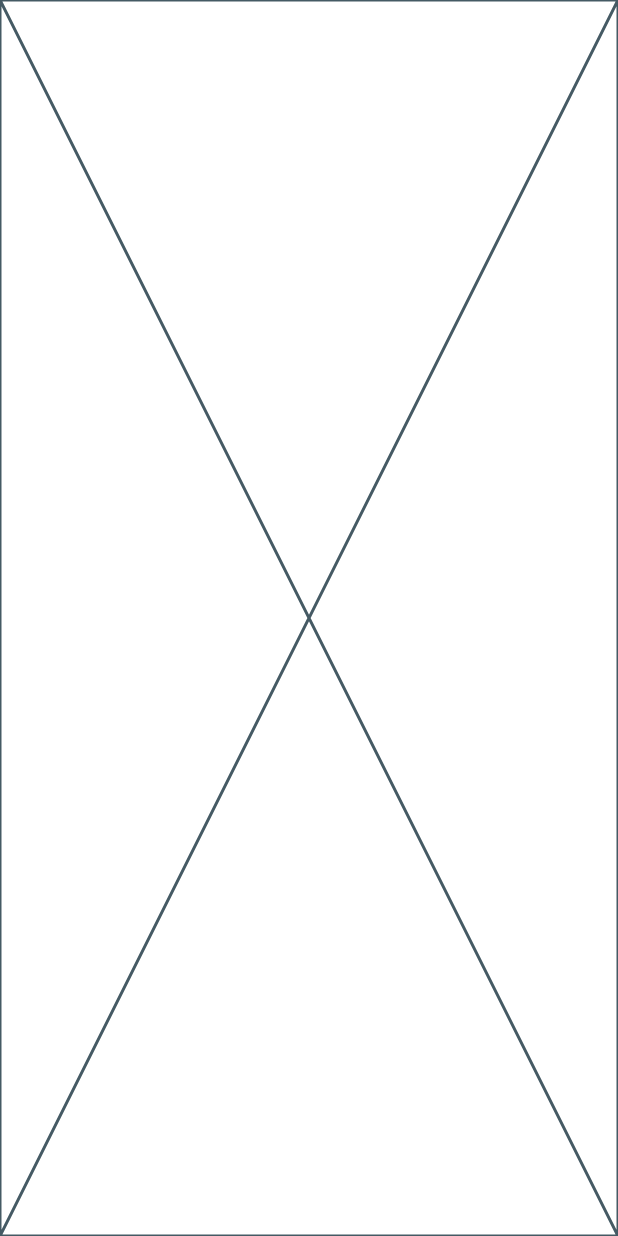
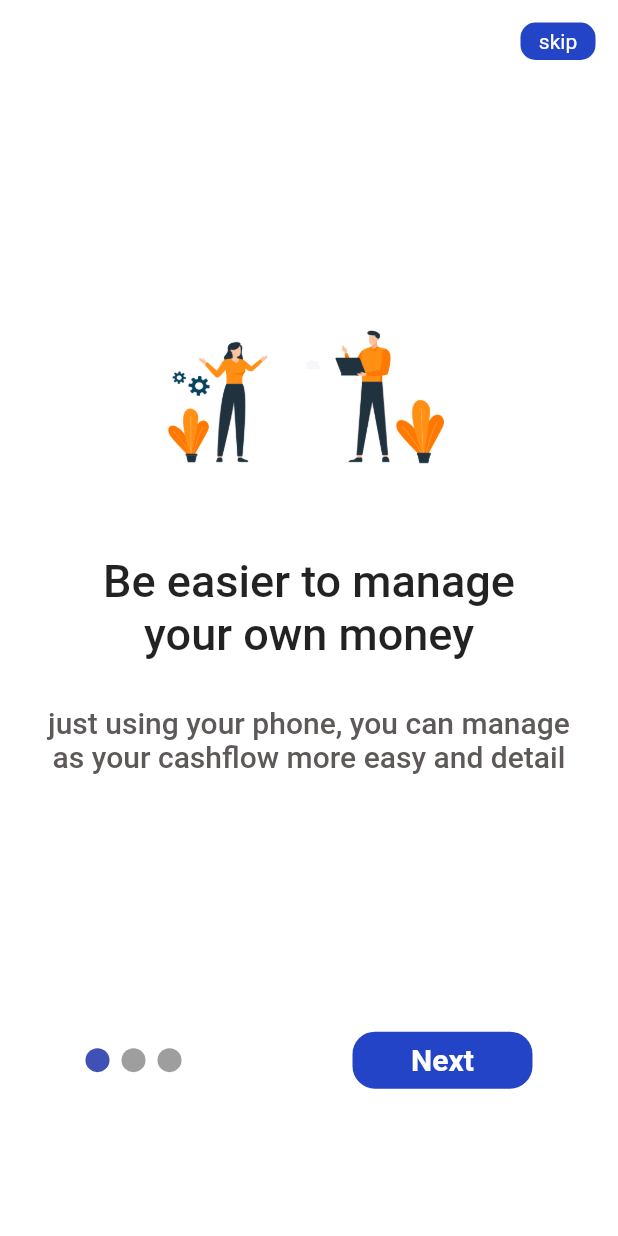
Before and after one commit to iambinshad/fintrack, a Flutter app: the screen it shows after launch, on a phone screen of 412 x 824 dp. Run offline on Flutter 3.47's test engine with Material 2 defaults, Android fonts, the phone set to English and light mode, and no system bars; drawn by our look-alikes of smooth_page_indicator; our stand-ins replace curved_navigation_bar, firebase_core, shared_preferences; accounts and stored records are empty.

Commit message:
change some UI part

```diff
--- a/lib/controller/provider/onboarding.dart
+++ b/lib/controller/provider/onboarding.dart
@@ -0,0 +1,28 @@
+import 'package:flutter/cupertino.dart';
+import 'package:shared_preferences/shared_preferences.dart';
+
+class OnBoardingProvider extends ChangeNotifier {
+  int entry = 0;
+  bool skipbutton = false;
+  bool onLastPage = false;
+  bool getStarted = false;
+
+  void entryCounting() async {
+    int entryCount = 0;
+    entryCount = entryCount + 1;
+    entry = entryCount;
+
+    final sharedprefs = await SharedPreferences.getInstance();
+    //save enterence
+    await sharedprefs.setInt('enterCount', entry);
+
+    notifyListeners();
+  }
+
+  void isLastPage(index) {
+    onLastPage = (index == 2);
+    skipbutton = (index == 2);
+    getStarted = (index == 2);
+    notifyListeners();
+  }
+}
--- a/lib/main.dart
+++ b/lib/main.dart
@@ -1,8 +1,14 @@
+import 'package:fintrack/view/mini_screens/splash.dart';
+import 'package:firebase_core/firebase_core.dart';
 import 'package:flutter/material.dart';
+import 'package:provider/provider.dart';
 
-import 'homepage.dart';
+import 'controller/provider/onboarding.dart';
 
-void main() {
+
+Future<void> main() async{
+  WidgetsFlutterBinding.ensureInitialized();
+  await Firebase.initializeApp();
   runApp(const MyApp());
 }
 
@@ -12,13 +18,19 @@ class MyApp extends StatelessWidget {
 
   @override
   Widget build(BuildContext context) {
-    return MaterialApp(
-      title: 'Flutter Demo',
-      theme: ThemeData(
+    return MultiProvider(
+      providers: [
+        ListenableProvider(create: (context) => OnBoardingProvider(),)
+      ],
+      child: MaterialApp(
+        title: 'Flutter Demo',
+        theme: ThemeData(
 
-        primarySwatch: Colors.blue,
+          primarySwatch: Colors.blue,
+        ),
+        home:  SplashScreen(),
+       debugShowCheckedModeBanner: false,
       ),
-      home: const HomePage(),
     );
   }
 }
--- a/lib/view/mini_screens/onboarding/onboarding_pages/onboarding_screen.dart
+++ b/lib/view/mini_screens/onboarding/onboarding_pages/onboarding_screen.dart
@@ -0,0 +1,128 @@
+
+
+import 'package:fintrack/view/mini_screens/onboarding/onboarding_pages/page_1.dart';
+import 'package:fintrack/view/mini_screens/onboarding/onboarding_pages/page_2.dart';
+import 'package:fintrack/view/mini_screens/onboarding/onboarding_pages/page_3.dart';
+import 'package:flutter/material.dart';
+import 'package:provider/provider.dart';
+import 'package:shared_preferences/shared_preferences.dart';
+import 'package:smooth_page_indicator/smooth_page_indicator.dart';
+
+import '../../../../controller/provider/onboarding.dart';
+import '../../../main_screens/bottom_nav.dart';
+
+class OnBoardingScreen extends StatelessWidget {
+   OnBoardingScreen({super.key});
+
+  int? enter = 0;
+
+  final PageController _controller = PageController();
+
+  @override
+  Widget build(BuildContext context) {
+    return Scaffold(
+      body: SafeArea(
+        child: Stack(
+          children: [
+            Consumer<OnBoardingProvider>(
+              builder: (context, value, child) {
+                return PageView(
+                  controller: _controller,
+                  onPageChanged: (index) {
+                    value.isLastPage(index);
+                  },
+                  children: const [
+                    IntroPage1(),
+                    IntroPage2(),
+                    IntroPage3(),
+                  ],
+                );
+              },
+            ),
+            Row(
+              mainAxisAlignment: MainAxisAlignment.end,
+              children: [
+               Padding(
+                    padding: const EdgeInsets.all(15.0),
+                    child: Provider.of<OnBoardingProvider>(context).skipbutton
+                        ? null
+                        : Container(
+                            height: 25,
+                            width: 50,
+                            decoration: BoxDecoration(
+                                borderRadius: BorderRadius.circular(10),
+                                color: const Color.fromARGB(255, 35, 68, 199)),
+                            child: Center(
+                                child: GestureDetector(
+                              onTap: () {
+                                _controller.jumpToPage(2);
+                              },
+                              child: const Text(
+                                'skip',
+                                style: TextStyle(color: Colors.white),
+                              ),
+                            )),
+                          ),
+                  ),
+              ],
+            ),
+
+            Container(
+              alignment: const Alignment(0, 0.75),
+              child: Row(
+                mainAxisAlignment: MainAxisAlignment.spaceAround,
+                children: [
+                  SmoothPageIndicator(controller: _controller, count: 3,),
+                  Provider.of<OnBoardingProvider>(context).onLastPage
+                      ? Consumer<OnBoardingProvider>(
+                        builder: (context, value, child) =>
+                        GestureDetector(
+                        onTap: () {
+                     value.entryCounting();
+                           Navigator.pushAndRemoveUntil(context,
+                              MaterialPageRoute(builder: (context) {
+                            return  const BottomNavScreen();
+                          }), (route) => false);
+                        },
+                        child: Container(
+                          height: 38,
+                          width: 120,
+                          decoration: BoxDecoration(borderRadius: BorderRadius.circular(15),color:const Color.fromARGB(255, 35, 68, 199) ),
+                          child: const Center(child: Text('Get Started',style: TextStyle(fontSize: 20,fontWeight: FontWeight.bold,color: Colors.white),)),
+                        ),
+                      )
+
+                      )
+                      :
+                      GestureDetector(
+                        onTap: () {
+                          _controller.nextPage(
+                        duration: const Duration(microseconds: 500),
+                        curve: Curves.easeIn);
+                        },
+                        child: Container(
+                          height: 38,
+                          width: 120,
+                          decoration: BoxDecoration(borderRadius: BorderRadius.circular(15),color:const Color.fromARGB(255, 35, 68, 199) ),
+                          child: const Center(child: Text('Next',style: TextStyle(fontSize: 20,fontWeight: FontWeight.bold,color: Colors.white),)),
+                        ),
+                      )
+
+                ],
+              ),
+            ),
+          ],
+        ),
+      ),
+    );
+  }
+
+
+
+  Future<void> saveEnterCountTosharedPrference() async {
+    //Shared Preference
+    final sharedprefs = await SharedPreferences.getInstance();
+    //save enterence
+    await sharedprefs.setInt('enterCount', enter!);
+  }
+}
--- a/lib/view/mini_screens/onboarding/onboarding_pages/page_1.dart
+++ b/lib/view/mini_screens/onboarding/onboarding_pages/page_1.dart
@@ -0,0 +1,55 @@
+import 'package:flutter/material.dart';
+
+class IntroPage1 extends StatelessWidget {
+  const IntroPage1({super.key});
+
+
+
+  @override
+  Widget build(BuildContext context) {
+    return Container(
+      color: Colors.white,
+      child: Column(
+        children: [
+          Padding(
+            padding: const EdgeInsets.only(top: 130),
+            child:
+            Image.asset(
+              'assets/gif/95601-finance.gif',
+              height: 230,
+            ),
+          ),
+          const SizedBox(
+            height: 10,
+
+          ),
+          const Text(
+            'Be easier to manage',
+            style: TextStyle(fontSize: 30, fontWeight: FontWeight.w500),
+          ),
+          const Text(
+            'your own money',
+            style: TextStyle(fontSize: 30, fontWeight: FontWeight.w500),
+          ),
+          const SizedBox(
+            height: 30,
+          ),
+          const Text(
+            'just using your phone, you can manage',
+            style: TextStyle(
+                fontSize: 20,
+                fontWeight: FontWeight.w500,
+                color: Color.fromARGB(255, 94, 89, 89)),
+          ),
+          const Text(
+            'as your cashflow more easy and detail',
+            style: TextStyle(
+                fontSize: 20,
+                fontWeight: FontWeight.w500,
+                color: Color.fromARGB(255, 94, 89, 89)),
+          )
+        ],
+      ),
+    );
+  }
+}
```
Also changed, not shown: lib/core/constant.dart (added, +8 -0 lines), lib/homepage.dart (+95 -3 lines), lib/love.dart (added, +11 -0 lines), lib/profile.dart (added, +11 -0 lines), lib/search.dart (added, +10 -0 lines), lib/view/main_screens/bottom_nav.dart (+54 -0 lines), lib/view/mini_screens/onboarding/onboarding_pages/page_2.dart (+58 -0 lines), lib/view/mini_screens/onboarding/onboarding_pages/page_3.dart (+47 -0 lines), lib/view/mini_screens/splash.dart (+71 -0 lines), pubspec.yaml (+9 -4 lines), assets/gif/94586-finance.gif (added), assets/gif/95601-finance.gif (added), assets/gif/9697-ftw.gif (added), assets/istockphoto-1276500507-612x612.jpg (added), 2 more files, 6 other files.
